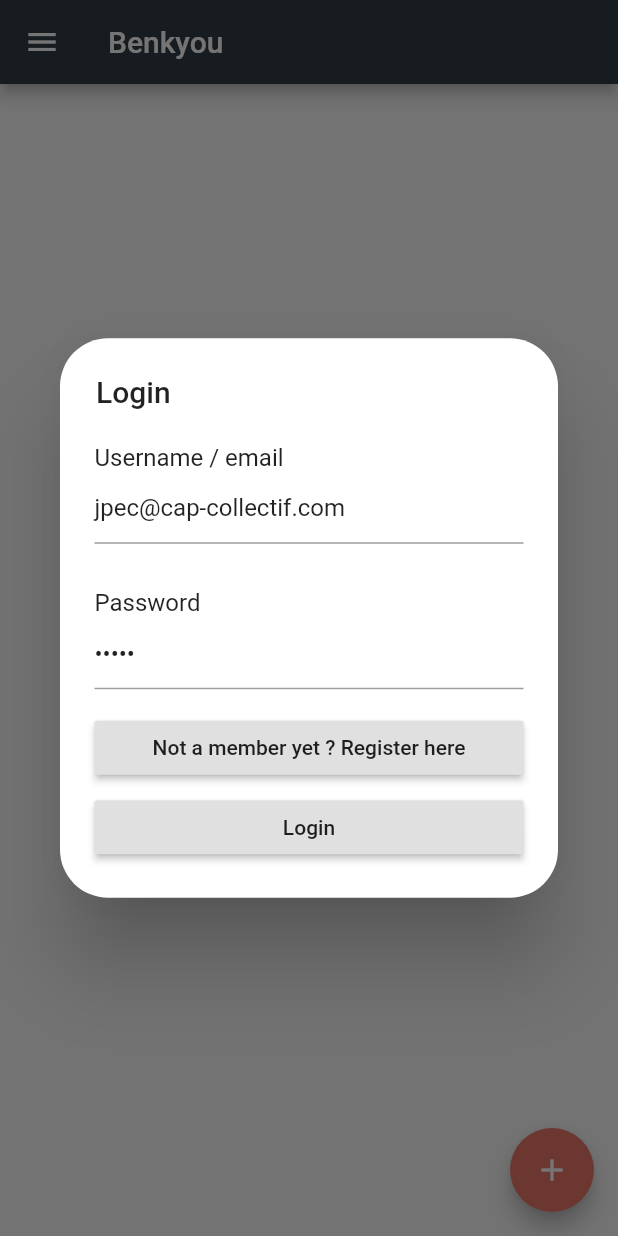
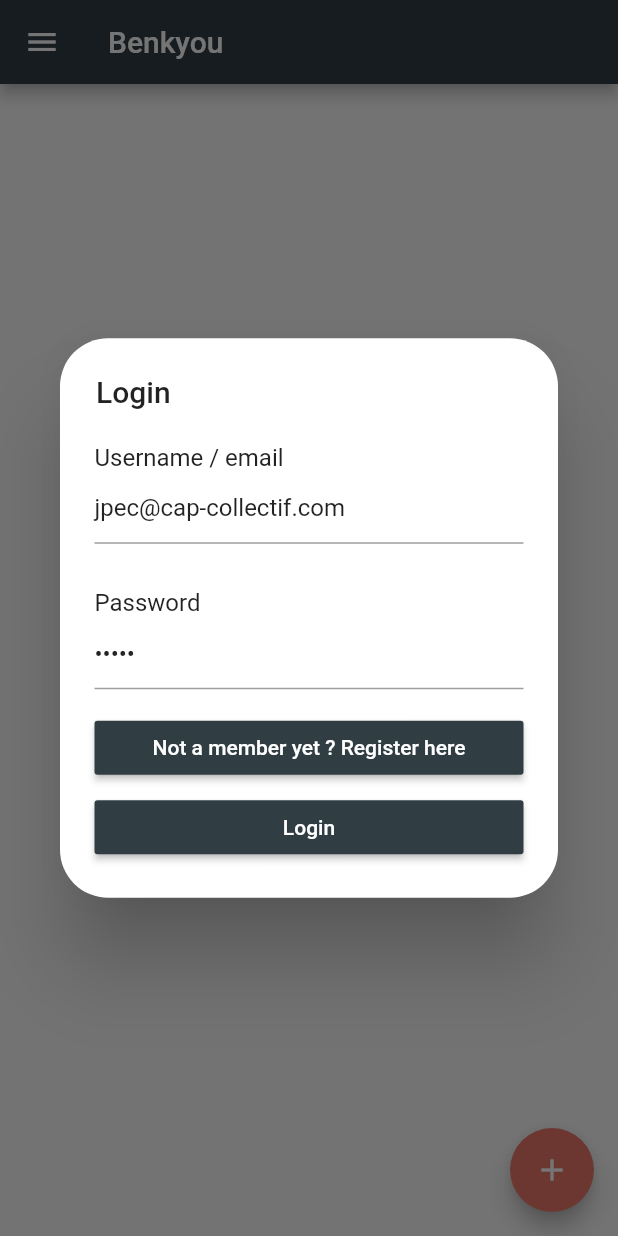
Before and after one commit to Jpec57/benkyou_app, a Flutter app: the ConnectedActionDialog widget shown alone on an empty page, opened directly, after a tap on "Login", on a phone screen of 412 x 824 dp. Run offline on Flutter 3.47's test engine with Material 2 defaults, Android fonts, the phone set to English and light mode, and no system bars; our stand-ins replace flare_flutter, shared_preferences; accounts and stored records are empty; network calls fail.

```diff
--- a/lib/services/api/userRequests.dart
+++ b/lib/services/api/userRequests.dart
@@ -8,7 +8,8 @@ Future<bool> loginRequest(String username, String password) async {
   Map map = new Map();
   map.putIfAbsent("email", () => username);
   map.putIfAbsent("password", () => password);
-  var token = await makeLocalePostRequest("/login", map);
+  HttpClientResponse tokenResponse = await getLocalePostRequestResponse("/login", map);
+  var token = await getJsonFromHttpResponse(tokenResponse);
   SharedPreferences sharedPreferences = await SharedPreferences.getInstance();
   sharedPreferences.setString('apiToken', token["token"]);
   sharedPreferences.setString('username', token["user"]["username"]);
@@ -27,7 +28,7 @@ Future<HttpClientResponse> registerRequest(String email, String username, String
 
 
 Future<bool> logoutRequest() async {
-  await makeLocaleGetRequest("/logout");
+  await getLocaleGetRequestResponse("/logout");
   SharedPreferences sharedPreferences = await SharedPreferences.getInstance();
   sharedPreferences.remove('apiToken');
   sharedPreferences.remove('username');
--- a/lib/widgets/ConnectedActionDialog.dart
+++ b/lib/widgets/ConnectedActionDialog.dart
@@ -1,4 +1,5 @@
 import 'package:benkyou_app/screens/CreateUserPage/CreateUserPage.dart';
+import 'package:benkyou_app/utils/colors.dart';
 import 'package:benkyou_app/widgets/LoginDialog.dart';
 import 'package:flutter/cupertino.dart';
 import 'package:flutter/material.dart';
@@ -31,17 +32,31 @@ class ConnectedActionDialog extends StatelessWidget{
                 mainAxisSize: MainAxisSize.max,
                 children: <Widget>[
                   Expanded(
+                    child: Padding(
+                      padding: const EdgeInsets.only(right: 5.0),
                       child: RaisedButton(
-                      child: Text('Login'),
+                        color: Color(COLOR_DARK_BLUE),
+                        child: Text('Login',
+                          style: TextStyle(
+                              color: Colors.white
+                          ),
+                        ),
                         onPressed: () {
                         Navigator.pop(context);
                         showDialog(
                             context: context, builder: (BuildContext context) => LoginDialog());
                       },),
                     ),
+                  ),
                   Expanded(
+                    child: Padding(
+                      padding: const EdgeInsets.only(left: 5.0),
                       child: RaisedButton(
-                      child: Text('Register'),
+                        color: Color(COLOR_DARK_BLUE),
+                        child: Text('Register',
+                          style: TextStyle(
+                              color: Colors.white
+                          ),),
                         onPressed: () {
                           Navigator.pop(context);
                           Navigator.pushNamed(
@@ -49,6 +64,7 @@ class ConnectedActionDialog extends StatelessWidget{
                             CreateUserPage.routeName,
                           );
                         },),
+                    ),
                   ),
                 ],
               )
--- a/lib/widgets/LoginDialog.dart
+++ b/lib/widgets/LoginDialog.dart
@@ -1,6 +1,7 @@
 import 'package:benkyou_app/screens/CreateUserPage/CreateUserPage.dart';
 import 'package:benkyou_app/screens/HomePage/HomePage.dart';
 import 'package:benkyou_app/services/api/userRequests.dart';
+import 'package:benkyou_app/utils/colors.dart';
 import 'package:flutter/cupertino.dart';
 import 'package:flutter/material.dart';
 
@@ -91,8 +92,12 @@ class LoginDialogState extends State<LoginDialog>{
                   Padding(
                     padding: const EdgeInsets.only(top: 15.0),
                     child: RaisedButton(
+                      color: Color(COLOR_DARK_BLUE),
                       child: Text(
-                          "Not a member yet ? Register here"
+                          "Not a member yet ? Register here",
+                          style: TextStyle(
+                          color: Colors.white
+                      ),
                       ),
                       onPressed: () async {
                         Navigator.pushNamed(
@@ -106,8 +111,12 @@ class LoginDialogState extends State<LoginDialog>{
                   Padding(
                     padding: const EdgeInsets.only(top: 5.0),
                     child: RaisedButton(
+                      color: Color(COLOR_DARK_BLUE),
                       child: Text(
-                          "Login"
+                          "Login",
+                        style: TextStyle(
+                          color: Colors.white
+                        ),
                       ),
                       onPressed: () async {
                         if (_formKey.currentState.validate()) {
```
Also changed, not shown: lib/screens/ReviewPage/ReviewPage.dart (+34 -11 lines), lib/services/api/cardRequests.dart (+10 -5 lines), lib/services/api/deckRequests.dart (+7 -3 lines), lib/services/rest.dart (+16 -27 lines), 2 other files. Lines whose indentation alone changed are shown as unchanged.
